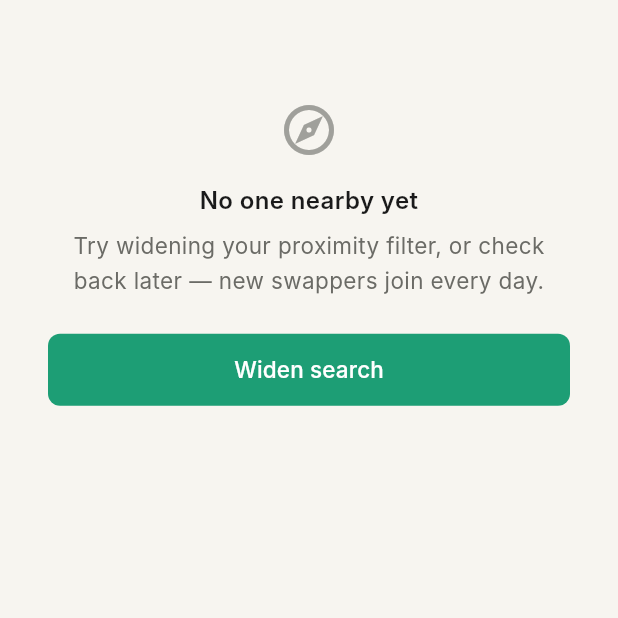
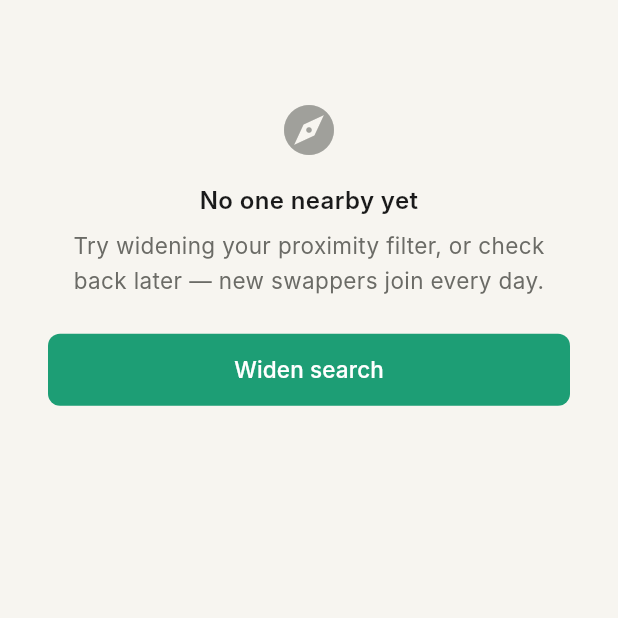
Before and after one commit to SittaWetpa/ecoswap, a Flutter app: the DiscoverScreen screen opened directly with empty values, on a phone screen of 412 x 824 dp, the part 435-1053 px from its top. Run offline on Flutter 3.47's test engine with Material 3 defaults, Android fonts, the phone set to English and light mode, and no system bars; our stand-ins replace appinio_swiper, cloud_firestore, firebase_auth, firebase_core, firebase_storage, flutter_image_compress and 2 more; accounts and stored records are empty; Roboto replaces fonts that are missing (Inter).

Commit message:
fix: WBS 7.6 review — resolve spec conflict + icon deviation
Style Guide §10 fix:
- Replace 'search radius' with 'proximity filter' in Discover description
  (Style Guide §10 row was the only place using GPS/distance language,
  conflicting with the locked-decision rule; PR code was already correct)

Icon fix:
- Icons.explore_outlined → Icons.explore (filled compass) to closer
  match prototype's IconCompass intent, as noted in review item 5

Co-Authored-By: Claude Sonnet 4.6 <noreply@anthropic.com>

````diff
--- a/lib/screens/discover/discover_screen.dart
+++ b/lib/screens/discover/discover_screen.dart
@@ -754,7 +754,7 @@ class _DiscoverScreenState extends State<DiscoverScreen> {
   ///   cta:          "Widen search"  →  opens the proximity filter sheet
   Widget _buildEmptyState() {
     return EmptyState(
-      icon: const Icon(Icons.explore_outlined),
+      icon: const Icon(Icons.explore),
       headline: 'No one nearby yet',
       description:
           'Try widening your proximity filter, or check back later — '
--- a/lib/widgets/empty_state.dart
+++ b/lib/widgets/empty_state.dart
@@ -40,7 +40,7 @@ const _kTextTertiary = Color(0xFFA0A09B);
 /// Example — Discover (no users in range):
 /// ```dart
 /// EmptyState(
-///   icon: const Icon(Icons.explore_outlined, size: 40),
+///   icon: const Icon(Icons.explore, size: 40),
 ///   headline: 'No one nearby yet',
 ///   description: 'Try widening your proximity filter, or check back later —'
 ///       ' new swappers join every day.',
````
Also changed, not shown: 1 other file.
